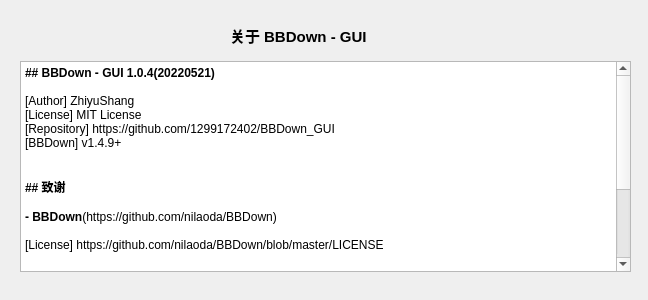
Above: BBDown_GUI/UI/about.ui from 1299172402/BBDown_GUI before the change. Below: the same form after it.
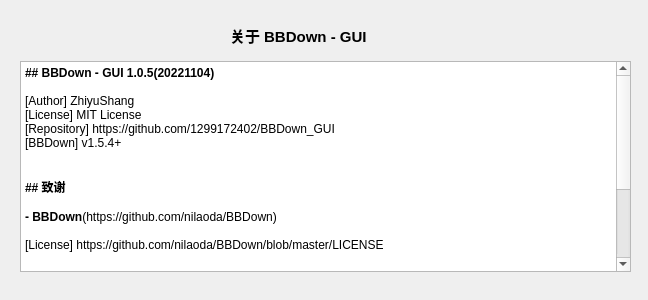
That is the form after the change.

```diff
--- a/BBDown_GUI/UI/about.ui
+++ b/BBDown_GUI/UI/about.ui
@@ -27,12 +27,12 @@
 &lt;html&gt;&lt;head&gt;&lt;meta name=&quot;qrichtext&quot; content=&quot;1&quot; /&gt;&lt;style type=&quot;text/css&quot;&gt;
 p, li { white-space: pre-wrap; }
 &lt;/style&gt;&lt;/head&gt;&lt;body style=&quot; font-family:'SimSun'; font-size:9pt; font-weight:400; font-style:normal;&quot;&gt;
-&lt;p style=&quot; margin-top:0px; margin-bottom:0px; margin-left:0px; margin-right:0px; -qt-block-indent:0; text-indent:0px;&quot;&gt;&lt;span style=&quot; font-weight:600;&quot;&gt;## BBDown - GUI 1.0.4(20220521)&lt;/span&gt;&lt;/p&gt;
+&lt;p style=&quot; margin-top:0px; margin-bottom:0px; margin-left:0px; margin-right:0px; -qt-block-indent:0; text-indent:0px;&quot;&gt;&lt;span style=&quot; font-weight:600;&quot;&gt;## BBDown - GUI 1.0.5(20221104)&lt;/span&gt;&lt;/p&gt;
 &lt;p style=&quot;-qt-paragraph-type:empty; margin-top:0px; margin-bottom:0px; margin-left:0px; margin-right:0px; -qt-block-indent:0; text-indent:0px; font-weight:600;&quot;&gt;&lt;br /&gt;&lt;/p&gt;
 &lt;p style=&quot; margin-top:0px; margin-bottom:0px; margin-left:0px; margin-right:0px; -qt-block-indent:0; text-indent:0px;&quot;&gt;[Author] ZhiyuShang&lt;/p&gt;
 &lt;p style=&quot; margin-top:0px; margin-bottom:0px; margin-left:0px; margin-right:0px; -qt-block-indent:0; text-indent:0px;&quot;&gt;[License] MIT License&lt;/p&gt;
 &lt;p style=&quot; margin-top:0px; margin-bottom:0px; margin-left:0px; margin-right:0px; -qt-block-indent:0; text-indent:0px;&quot;&gt;[Repository] https://github.com/1299172402/BBDown_GUI&lt;/p&gt;
-&lt;p style=&quot; margin-top:0px; margin-bottom:0px; margin-left:0px; margin-right:0px; -qt-block-indent:0; text-indent:0px;&quot;&gt;[BBDown] v1.4.9+&lt;/p&gt;
+&lt;p style=&quot; margin-top:0px; margin-bottom:0px; margin-left:0px; margin-right:0px; -qt-block-indent:0; text-indent:0px;&quot;&gt;[BBDown] v1.5.4+&lt;/p&gt;
 &lt;p style=&quot;-qt-paragraph-type:empty; margin-top:0px; margin-bottom:0px; margin-left:0px; margin-right:0px; -qt-block-indent:0; text-indent:0px;&quot;&gt;&lt;br /&gt;&lt;/p&gt;
 &lt;p style=&quot;-qt-paragraph-type:empty; margin-top:0px; margin-bottom:0px; margin-left:0px; margin-right:0px; -qt-block-indent:0; text-indent:0px;&quot;&gt;&lt;br /&gt;&lt;/p&gt;
 &lt;p style=&quot; margin-top:0px; margin-bottom:0px; margin-left:0px; margin-right:0px; -qt-block-indent:0; text-indent:0px;&quot;&gt;&lt;span style=&quot; font-weight:600;&quot;&gt;## 致谢&lt;/span&gt;&lt;/p&gt;
```
